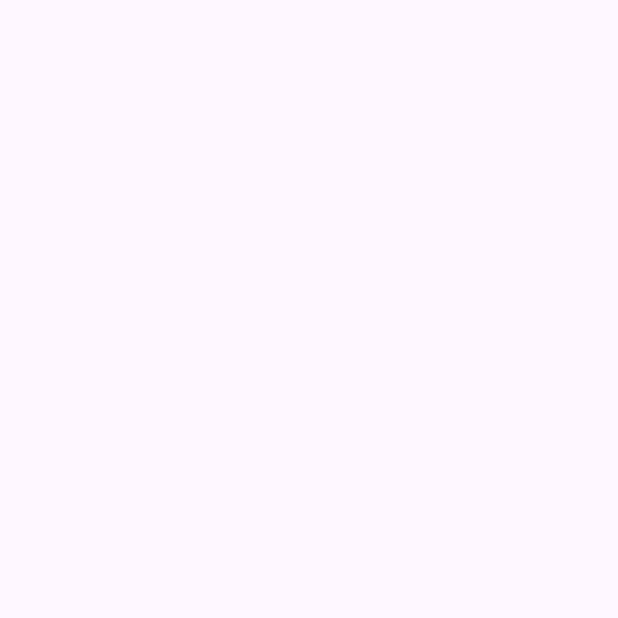
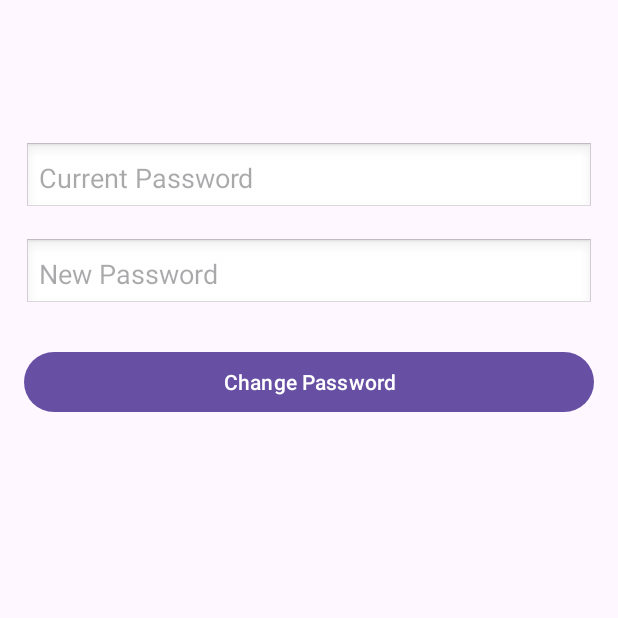
Before and after one commit to michaelditrick/Focus, an Android app: the SettingsActivity screen opened directly, with no data from a screen before it, on a phone screen of 412 x 824 dp, the top half of it. Before the commit the part shown is empty. Run offline under Robolectric (Android 15) with nearby library versions, the phone set to English and light mode, and no system bars.

Commit message:
more changes to UI

```diff
--- a/app/build.gradle.kts
+++ b/app/build.gradle.kts
@@ -41,5 +41,7 @@ dependencies {
     androidTestImplementation(libs.ext.junit)
     androidTestImplementation(libs.espresso.core)
     implementation("com.google.android.material:material:1.2.0")
+    implementation("com.google.code.gson:gson:2.8.8")
+
 
 }
--- a/app/src/main/AndroidManifest.xml
+++ b/app/src/main/AndroidManifest.xml
@@ -12,6 +12,9 @@
         android:supportsRtl="true"
         android:theme="@style/Theme.Focus"
         tools:targetApi="31">
+        <activity
+            android:name=".scheduleActivity"
+            android:exported="false" />
         <activity
             android:name=".AccountInfoActivity"
             android:exported="false" />
--- a/app/src/main/java/com/example/focus/ProfileActivity.java
+++ b/app/src/main/java/com/example/focus/ProfileActivity.java
@@ -11,7 +11,7 @@ import java.util.concurrent.Executors;
 public class ProfileActivity extends AppCompatActivity {
 
     private TextView txtName, txtAge, txtUsername, txtGender;
-    private ExecutorService databaseExecutor = Executors.newSingleThreadExecutor();
+    private final ExecutorService databaseExecutor = Executors.newSingleThreadExecutor();
 
     @Override
     protected void onCreate(Bundle savedInstanceState) {
--- a/app/src/main/java/com/example/focus/SettingsActivity.java
+++ b/app/src/main/java/com/example/focus/SettingsActivity.java
@@ -15,10 +15,6 @@ public class SettingsActivity extends AppCompatActivity {
         super.onCreate(savedInstanceState);
         EdgeToEdge.enable(this);
         setContentView(R.layout.activity_settings);
-        ViewCompat.setOnApplyWindowInsetsListener(findViewById(R.id.main), (v, insets) -> {
-            Insets systemBars = insets.getInsets(WindowInsetsCompat.Type.systemBars());
-            v.setPadding(systemBars.left, systemBars.top, systemBars.right, systemBars.bottom);
-            return insets;
-        });
+
     }
 }
--- a/app/src/main/java/com/example/focus/SignupActivity.java
+++ b/app/src/main/java/com/example/focus/SignupActivity.java
@@ -90,7 +90,6 @@ public class SignupActivity extends AppCompatActivity {
 
                 if (false) {
                     Toast.makeText(SignupActivity.this, "The selected username is xxxx taken. Try another one!", Toast.LENGTH_SHORT).show();
-                    return;
                 }
                 else {
 
--- a/app/src/main/res/layout/activity_settings.xml
+++ b/app/src/main/res/layout/activity_settings.xml
@@ -1,10 +1,47 @@
-<?xml version="1.0" encoding="utf-8"?>
-<androidx.constraintlayout.widget.ConstraintLayout xmlns:android="http://schemas.android.com/apk/res/android"
-    xmlns:app="http://schemas.android.com/apk/res-auto"
-    xmlns:tools="http://schemas.android.com/tools"
-    android:id="@+id/main"
+<LinearLayout xmlns:android="http://schemas.android.com/apk/res/android"
     android:layout_width="match_parent"
     android:layout_height="match_parent"
-    tools:context=".SettingsActivity">
+    android:orientation="vertical"
+    android:padding="16dp"
+    android:gravity="center_horizontal">
 
-</androidx.constraintlayout.widget.ConstraintLayout>
+
+    <TextView
+        android:id="@+id/textViewUsername"
+        android:layout_width="match_parent"
+        android:layout_height="wrap_content"
+        android:padding="10dp"/>
+
+    <TextView
+        android:id="@+id/textViewCurrentPassword"
+        android:layout_width="match_parent"
+        android:layout_height="wrap_content"
+        android:padding="10dp"/>
+
+    <EditText
+        android:id="@+id/editTextCurrentPassword"
+        android:layout_width="match_parent"
+        android:layout_height="wrap_content"
+        android:background="@android:drawable/edit_text"
+        android:hint="Current Password"
+        android:inputType="textPassword"
+        android:padding="10dp"/>
+
+    <EditText
+        android:id="@+id/editTextNewPassword"
+        android:layout_width="match_parent"
+        android:layout_height="wrap_content"
+        android:background="@android:drawable/edit_text"
+        android:hint="New Password"
+        android:inputType="textPassword"
+        android:padding="10dp"
+        android:layout_marginTop="16dp"/>
+
+    <Button
+        android:id="@+id/buttonChangePassword"
+        android:layout_width="match_parent"
+        android:layout_height="wrap_content"
+        android:text="Change Password"
+        android:textColor="@color/white"
+        android:layout_marginTop="24dp"/>
+</LinearLayout>
--- a/app/src/main/res/values/strings.xml
+++ b/app/src/main/res/values/strings.xml
@@ -1,3 +1,5 @@
 <resources>
     <string name="app_name">Focus</string>
+    <!-- TODO: Remove or change this placeholder text -->
+    <string name="hello_blank_fragment">Hello blank fragment</string>
 </resources>
```
Also changed, not shown: app/src/main/java/com/example/focus/RoutinesActivity.java (+84 -11 lines), app/src/main/java/com/example/focus/ScheduleAdapter.java (added, +64 -0 lines), app/src/main/java/com/example/focus/scheduleActivity.java (added, +101 -0 lines), app/src/main/res/layout/activity_routines.xml (+25 -7 lines), app/src/main/res/layout/activity_schedule.xml (added, +117 -0 lines), app/src/main/res/layout/item_schedule.xml (added, +23 -0 lines), 29 other files.
